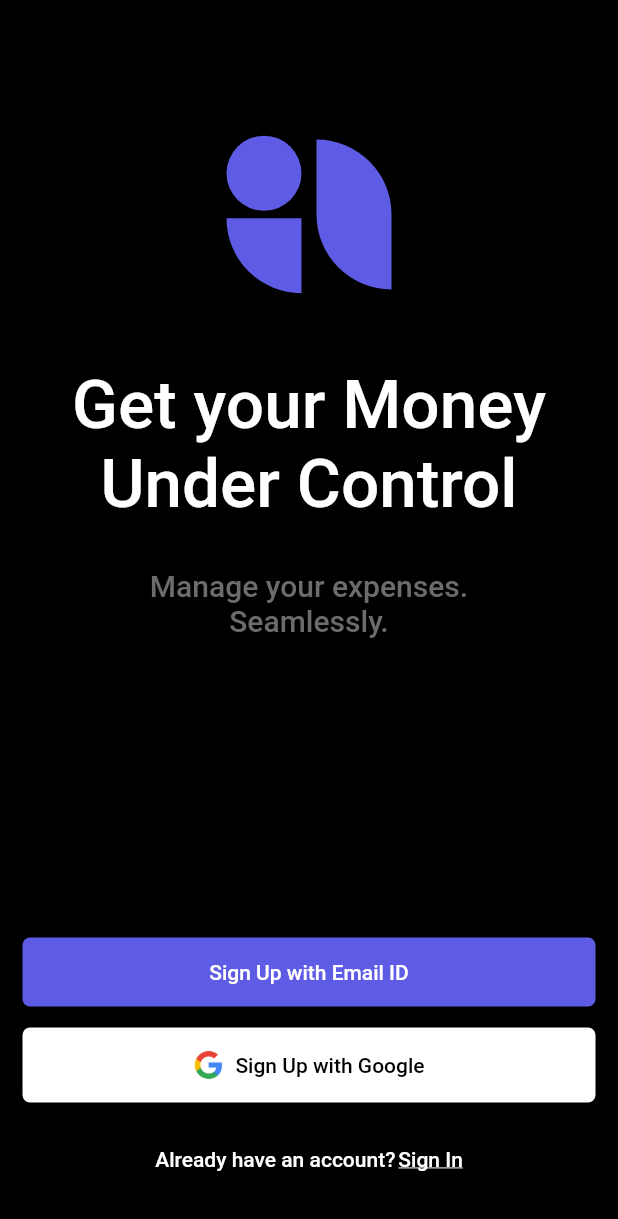
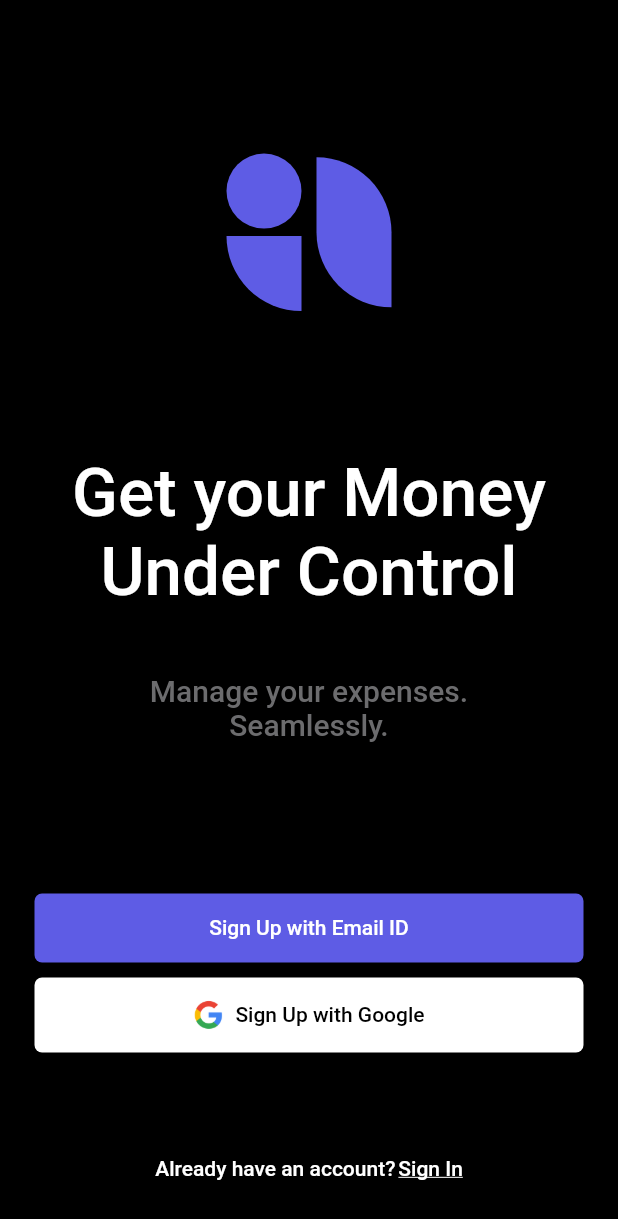
Before and after one commit to toddywannalearn/finances_login_page, a Flutter app: the screen it shows after launch, on a phone screen of 412 x 824 dp. Shown: the top 1219 px of the screen. Run offline on Flutter 3.47's test engine with Material 2 defaults, Android fonts, the light colour scheme and no system bars.

Commit message:
refactor: added expandeds to control the widgets on screen

```diff
--- a/lib/pages/login_page_widget.dart
+++ b/lib/pages/login_page_widget.dart
@@ -18,26 +18,37 @@ class LoginPage extends StatelessWidget {
   Widget build(BuildContext context) {
     double screenWidth = MediaQuery.of(context).size.width;
 
-    return Column(
+    return Padding(
+      padding: const EdgeInsets.all(8.0),
+      child: Column(
         mainAxisAlignment: MainAxisAlignment.center,
         children: [
-        const LogoWidget(),
-        const TextTitle(
-            text: 'Get your Money Under Control', textAlign: TextAlign.center),
-        const SizedBox(
-          height: 30,
+          const Expanded(flex: 4, child: LogoWidget()),
+          const Expanded(
+            flex: 2,
+            child: TextTitle(
+                text: 'Get your Money Under Control',
+                textAlign: TextAlign.center),
           ),
-        const TextSubtitle(
+          Expanded(
+            flex: 2,
+            child: Column(
+              children: const [
+                TextSubtitle(
                   text: 'Manage your expenses.',
                   textAlign: TextAlign.center,
                 ),
-        const TextSubtitle(
+                TextSubtitle(
                   text: 'Seamlessly.',
                   textAlign: TextAlign.center,
                 ),
-        const SizedBox(
-          height: 200,
+              ],
             ),
+          ),
+          Expanded(
+            flex: 2,
+            child: Column(
+              children: [
                 Padding(
                   padding: const EdgeInsets.symmetric(horizontal: 15.0),
                   child: CustomElevatedButton(
@@ -58,9 +69,7 @@ class LoginPage extends StatelessWidget {
                     ),
                   ),
                 ),
-        const SizedBox(
-          height: 14,
-        ),
+                const SizedBox(height: 10,),
                 Padding(
                   padding: const EdgeInsets.symmetric(horizontal: 15),
                   child: CustomElevatedButton(
@@ -86,10 +95,12 @@ class LoginPage extends StatelessWidget {
                     ),
                   ),
                 ),
-        const SizedBox(
-          height: 30,
+              ],
             ),
-        Row(
+          ),
+          Expanded(
+            flex: 1,
+            child: Row(
               mainAxisAlignment: MainAxisAlignment.center,
               children: [
                 const TextBody(text: 'Already have an account?'),
@@ -102,7 +113,9 @@ class LoginPage extends StatelessWidget {
                 ),
               ],
             ),
+          ),
         ],
+      ),
     );
   }
 }
```
Lines whose indentation alone changed are shown as unchanged.
